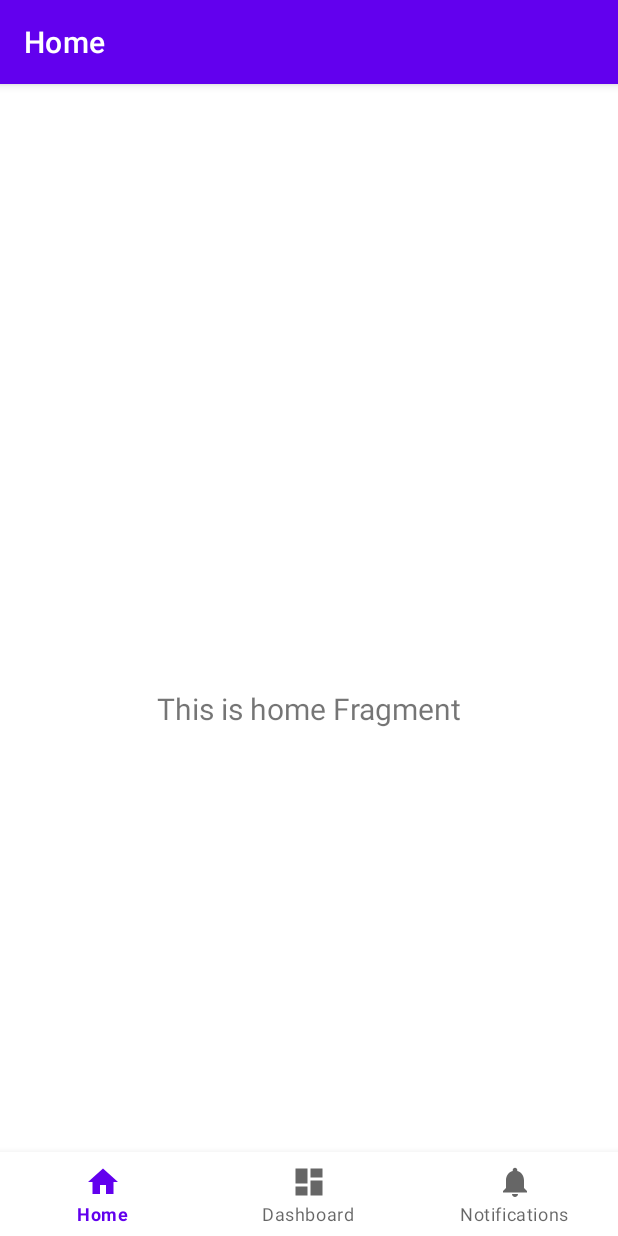
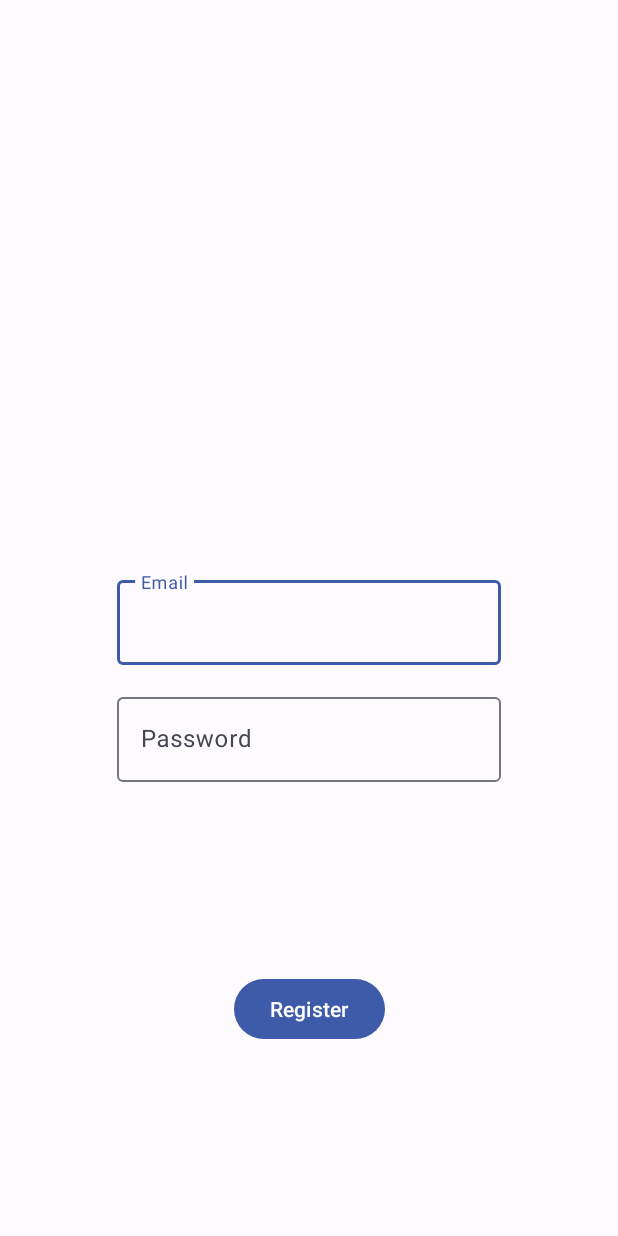
Before and after one commit to Zenin0/InmoMarket, an Android app: the screen it shows after launch (MainActivity before the commit, LoginActivity after it), on a phone screen of 412 x 824 dp. Run offline under Robolectric (Android 15) with nearby library versions, the phone set to English and light mode, and no system bars; our stand-ins replace Firebase (no records; nobody signed in at launch, a user with empty details on screens opened directly).

Commit message:
Register phase done

```diff
--- a/app/build.gradle.kts
+++ b/app/build.gradle.kts
@@ -52,6 +52,8 @@ dependencies {
     implementation(libs.firebase.firestore)
     implementation(libs.androidx.annotation)
     implementation(libs.firebase.ui.auth)
+    implementation(libs.androidx.activity)
+    implementation(libs.firebase.auth)
     testImplementation(libs.junit)
     androidTestImplementation(libs.androidx.junit)
     androidTestImplementation(libs.androidx.espresso.core)
--- a/app/src/main/java/com/isanz/inmomarket/InnmoMarket.kt
+++ b/app/src/main/java/com/isanz/inmomarket/InnmoMarket.kt
@@ -1,12 +1,20 @@
 package com.isanz.inmomarket
 
 import com.google.firebase.Firebase
+import com.google.firebase.auth.FirebaseAuth
+import com.google.firebase.auth.auth
 import com.google.firebase.firestore.FirebaseFirestore
 import com.google.firebase.firestore.firestore
 
 class InnmoMarket {
 
-    fun getDb(): FirebaseFirestore {
-        return Firebase.firestore
+    companion object {
+        fun getDb(): FirebaseFirestore {
+            return Firebase.firestore
+        }
+
+        fun getAuth(): FirebaseAuth {
+            return Firebase.auth
+        }
     }
 }
--- /dev/null
+++ b/app/src/main/res/layout/activity_login.xml
@@ -0,0 +1,60 @@
+<?xml version="1.0" encoding="utf-8"?>
+<androidx.constraintlayout.widget.ConstraintLayout xmlns:android="http://schemas.android.com/apk/res/android"
+    xmlns:app="http://schemas.android.com/apk/res-auto"
+    xmlns:tools="http://schemas.android.com/tools"
+    android:id="@+id/main"
+    android:layout_width="match_parent"
+    android:layout_height="match_parent"
+    tools:context=".LoginActivity">
+
+    <com.google.android.material.textfield.TextInputLayout
+        android:id="@+id/tilEmail"
+        android:layout_width="256dp"
+        android:layout_height="wrap_content"
+        android:layout_margin="@dimen/common_margin"
+        app:layout_constraintBottom_toBottomOf="parent"
+        app:layout_constraintEnd_toEndOf="parent"
+        app:layout_constraintStart_toStartOf="parent"
+        app:layout_constraintTop_toTopOf="parent">
+
+        <com.google.android.material.textfield.TextInputEditText
+            android:id="@+id/tieEmail"
+            android:layout_width="match_parent"
+            android:layout_height="match_parent"
+            android:hint="@string/prompt_email"
+            android:inputType="textEmailAddress" />
+
+    </com.google.android.material.textfield.TextInputLayout>
+
+
+    <com.google.android.material.textfield.TextInputLayout
+        android:id="@+id/tilPassword"
+        android:layout_width="256dp"
+        android:layout_height="wrap_content"
+        android:layout_margin="@dimen/common_margin"
+        app:layout_constraintEnd_toEndOf="parent"
+        app:layout_constraintStart_toStartOf="parent"
+        app:layout_constraintTop_toBottomOf="@id/tilEmail">
+
+        <com.google.android.material.textfield.TextInputEditText
+            android:id="@+id/tiePassword"
+            android:layout_width="match_parent"
+            android:layout_height="match_parent"
+            android:hint="@string/prompt_password"
+            android:inputType="textPassword" />
+
+    </com.google.android.material.textfield.TextInputLayout>
+
+    <com.google.android.material.button.MaterialButton
+        android:id="@+id/btnRegister"
+        android:layout_width="wrap_content"
+        android:layout_height="wrap_content"
+        android:layout_margin="@dimen/common_margin"
+        android:text="@string/action_register"
+        app:layout_constraintBottom_toBottomOf="parent"
+        app:layout_constraintEnd_toEndOf="parent"
+        app:layout_constraintStart_toStartOf="parent"
+        app:layout_constraintTop_toBottomOf="@id/tilPassword" />
+
+
+</androidx.constraintlayout.widget.ConstraintLayout>
--- a/app/src/main/res/values-night/themes.xml
+++ b/app/src/main/res/values-night/themes.xml
@@ -1,16 +1,31 @@
-<resources xmlns:tools="http://schemas.android.com/tools">
-    <!-- Base application theme. -->
-    <style name="Theme.InmoMarket" parent="Theme.MaterialComponents.DayNight.DarkActionBar">
-        <!-- Primary brand color. -->
-        <item name="colorPrimary">@color/purple_200</item>
-        <item name="colorPrimaryVariant">@color/purple_700</item>
-        <item name="colorOnPrimary">@color/black</item>
-        <!-- Secondary brand color. -->
-        <item name="colorSecondary">@color/teal_200</item>
-        <item name="colorSecondaryVariant">@color/teal_200</item>
-        <item name="colorOnSecondary">@color/black</item>
-        <!-- Status bar color. -->
-        <item name="android:statusBarColor">?attr/colorPrimaryVariant</item>
-        <!-- Customize your theme here. -->
+
+<resources>
+    <style name="Theme.InmoMarket" parent="Theme.Material3.Dark.NoActionBar">
+        <item name="colorPrimary">@color/md_theme_dark_primary</item>
+        <item name="colorOnPrimary">@color/md_theme_dark_onPrimary</item>
+        <item name="colorPrimaryContainer">@color/md_theme_dark_primaryContainer</item>
+        <item name="colorOnPrimaryContainer">@color/md_theme_dark_onPrimaryContainer</item>
+        <item name="colorSecondary">@color/md_theme_dark_secondary</item>
+        <item name="colorOnSecondary">@color/md_theme_dark_onSecondary</item>
+        <item name="colorSecondaryContainer">@color/md_theme_dark_secondaryContainer</item>
+        <item name="colorOnSecondaryContainer">@color/md_theme_dark_onSecondaryContainer</item>
+        <item name="colorTertiary">@color/md_theme_dark_tertiary</item>
+        <item name="colorOnTertiary">@color/md_theme_dark_onTertiary</item>
+        <item name="colorTertiaryContainer">@color/md_theme_dark_tertiaryContainer</item>
+        <item name="colorOnTertiaryContainer">@color/md_theme_dark_onTertiaryContainer</item>
+        <item name="colorError">@color/md_theme_dark_error</item>
+        <item name="colorErrorContainer">@color/md_theme_dark_errorContainer</item>
+        <item name="colorOnError">@color/md_theme_dark_onError</item>
+        <item name="colorOnErrorContainer">@color/md_theme_dark_onErrorContainer</item>
+        <item name="android:colorBackground">@color/md_theme_dark_background</item>
+        <item name="colorOnBackground">@color/md_theme_dark_onBackground</item>
+        <item name="colorSurface">@color/md_theme_dark_surface</item>
+        <item name="colorOnSurface">@color/md_theme_dark_onSurface</item>
+        <item name="colorSurfaceVariant">@color/md_theme_dark_surfaceVariant</item>
+        <item name="colorOnSurfaceVariant">@color/md_theme_dark_onSurfaceVariant</item>
+        <item name="colorOutline">@color/md_theme_dark_outline</item>
+        <item name="colorOnSurfaceInverse">@color/md_theme_dark_inverseOnSurface</item>
+        <item name="colorSurfaceInverse">@color/md_theme_dark_inverseSurface</item>
+        <item name="colorPrimaryInverse">@color/md_theme_dark_inversePrimary</item>
     </style>
 </resources>
--- a/app/src/main/res/values/colors.xml
+++ b/app/src/main/res/values/colors.xml
@@ -1,10 +1,64 @@
-<?xml version="1.0" encoding="utf-8"?>
+
 <resources>
-    <color name="purple_200">#FFBB86FC</color>
-    <color name="purple_500">#FF6200EE</color>
-    <color name="purple_700">#FF3700B3</color>
-    <color name="teal_200">#FF03DAC5</color>
-    <color name="teal_700">#FF018786</color>
-    <color name="black">#FF000000</color>
-    <color name="white">#FFFFFFFF</color>
+    <color name="seed">#001646</color>
+    <color name="md_theme_light_primary">#3D5BA9</color>
+    <color name="md_theme_light_onPrimary">#FFFFFF</color>
+    <color name="md_theme_light_primaryContainer">#DBE1FF</color>
+    <color name="md_theme_light_onPrimaryContainer">#00184A</color>
+    <color name="md_theme_light_secondary">#585E72</color>
+    <color name="md_theme_light_onSecondary">#FFFFFF</color>
+    <color name="md_theme_light_secondaryContainer">#DDE1F9</color>
+    <color name="md_theme_light_onSecondaryContainer">#151B2C</color>
+    <color name="md_theme_light_tertiary">#735471</color>
+    <color name="md_theme_light_onTertiary">#FFFFFF</color>
+    <color name="md_theme_light_tertiaryContainer">#FFD6F8</color>
+    <color name="md_theme_light_onTertiaryContainer">#2B122B</color>
+    <color name="md_theme_light_error">#BA1A1A</color>
+    <color name="md_theme_light_errorContainer">#FFDAD6</color>
+    <color name="md_theme_light_onError">#FFFFFF</color>
+    <color name="md_theme_light_onErrorContainer">#410002</color>
+    <color name="md_theme_light_background">#FEFBFF</color>
+    <color name="md_theme_light_onBackground">#1B1B1F</color>
+    <color name="md_theme_light_surface">#FEFBFF</color>
+    <color name="md_theme_light_onSurface">#1B1B1F</color>
+    <color name="md_theme_light_surfaceVariant">#E2E2EC</color>
+    <color name="md_theme_light_onSurfaceVariant">#45464F</color>
+    <color name="md_theme_light_outline">#757680</color>
+    <color name="md_theme_light_inverseOnSurface">#F2F0F4</color>
+    <color name="md_theme_light_inverseSurface">#303034</color>
+    <color name="md_theme_light_inversePrimary">#B3C5FF</color>
+    <color name="md_theme_light_shadow">#000000</color>
+    <color name="md_theme_light_surfaceTint">#3D5BA9</color>
+    <color name="md_theme_light_outlineVariant">#C5C6D0</color>
+    <color name="md_theme_light_scrim">#000000</color>
+    <color name="md_theme_dark_primary">#B3C5FF</color>
+    <color name="md_theme_dark_onPrimary">#002A76</color>
+    <color name="md_theme_dark_primaryContainer">#214290</color>
+    <color name="md_theme_dark_onPrimaryContainer">#DBE1FF</color>
+    <color name="md_theme_dark_secondary">#C1C6DD</color>
+    <color name="md_theme_dark_onSecondary">#2A3042</color>
+    <color name="md_theme_dark_secondaryContainer">#414659</color>
+    <color name="md_theme_dark_onSecondaryContainer">#DDE1F9</color>
+    <color name="md_theme_dark_tertiary">#E1BBDC</color>
+    <color name="md_theme_dark_onTertiary">#422741</color>
+    <color name="md_theme_dark_tertiaryContainer">#5A3D58</color>
+    <color name="md_theme_dark_onTertiaryContainer">#FFD6F8</color>
+    <color name="md_theme_dark_error">#FFB4AB</color>
+    <color name="md_theme_dark_errorContainer">#93000A</color>
+    <color name="md_theme_dark_onError">#690005</color>
+    <color name="md_theme_dark_onErrorContainer">#FFDAD6</color>
+    <color name="md_theme_dark_background">#1B1B1F</color>
+    <color name="md_theme_dark_onBackground">#E4E2E6</color>
+    <color name="md_theme_dark_surface">#1B1B1F</color>
+    <color name="md_theme_dark_onSurface">#E4E2E6</color>
+    <color name="md_theme_dark_surfaceVariant">#45464F</color>
+    <color name="md_theme_dark_onSurfaceVariant">#C5C6D0</color>
+    <color name="md_theme_dark_outline">#8F909A</color>
+    <color name="md_theme_dark_inverseOnSurface">#1B1B1F</color>
+    <color name="md_theme_dark_inverseSurface">#E4E2E6</color>
+    <color name="md_theme_dark_inversePrimary">#3D5BA9</color>
+    <color name="md_theme_dark_shadow">#000000</color>
+    <color name="md_theme_dark_surfaceTint">#B3C5FF</color>
+    <color name="md_theme_dark_outlineVariant">#45464F</color>
+    <color name="md_theme_dark_scrim">#000000</color>
 </resources>
--- a/app/src/main/res/values/dimens.xml
+++ b/app/src/main/res/values/dimens.xml
@@ -2,4 +2,6 @@
     <!-- Default screen margins, per the Android Design guidelines. -->
     <dimen name="activity_horizontal_margin">16dp</dimen>
     <dimen name="activity_vertical_margin">16dp</dimen>
+    <dimen name="common_margin">16dp</dimen>
+    <dimen name="common_padding">8dp</dimen>
 </resources>
--- a/app/src/main/res/values/strings.xml
+++ b/app/src/main/res/values/strings.xml
@@ -6,7 +6,7 @@
     <string name="title_activity_login">LoginActivity</string>
     <string name="prompt_email">Email</string>
     <string name="prompt_password">Password</string>
-    <string name="action_sign_in">Sign in or register</string>
+    <string name="action_register">Register</string>
     <string name="action_sign_in_short">Sign in</string>
     <string name="welcome">"Welcome !"</string>
     <string name="invalid_username">Not a valid username</string>
--- a/app/src/main/res/values/themes.xml
+++ b/app/src/main/res/values/themes.xml
@@ -1,16 +1,31 @@
-<resources xmlns:tools="http://schemas.android.com/tools">
-    <!-- Base application theme. -->
-    <style name="Theme.InmoMarket" parent="Theme.MaterialComponents.DayNight.DarkActionBar">
-        <!-- Primary brand color. -->
-        <item name="colorPrimary">@color/purple_500</item>
-        <item name="colorPrimaryVariant">@color/purple_700</item>
-        <item name="colorOnPrimary">@color/white</item>
-        <!-- Secondary brand color. -->
-        <item name="colorSecondary">@color/teal_200</item>
-        <item name="colorSecondaryVariant">@color/teal_700</item>
-        <item name="colorOnSecondary">@color/black</item>
-        <!-- Status bar color. -->
-        <item name="android:statusBarColor">?attr/colorPrimaryVariant</item>
-        <!-- Customize your theme here. -->
+
+<resources>
+    <style name="Theme.InmoMarket" parent="Theme.Material3.Light.NoActionBar">
+        <item name="colorPrimary">@color/md_theme_light_primary</item>
+        <item name="colorOnPrimary">@color/md_theme_light_onPrimary</item>
+        <item name="colorPrimaryContainer">@color/md_theme_light_primaryContainer</item>
+        <item name="colorOnPrimaryContainer">@color/md_theme_light_onPrimaryContainer</item>
+        <item name="colorSecondary">@color/md_theme_light_secondary</item>
+        <item name="colorOnSecondary">@color/md_theme_light_onSecondary</item>
+        <item name="colorSecondaryContainer">@color/md_theme_light_secondaryContainer</item>
+        <item name="colorOnSecondaryContainer">@color/md_theme_light_onSecondaryContainer</item>
+        <item name="colorTertiary">@color/md_theme_light_tertiary</item>
+        <item name="colorOnTertiary">@color/md_theme_light_onTertiary</item>
+        <item name="colorTertiaryContainer">@color/md_theme_light_tertiaryContainer</item>
+        <item name="colorOnTertiaryContainer">@color/md_theme_light_onTertiaryContainer</item>
+        <item name="colorError">@color/md_theme_light_error</item>
+        <item name="colorErrorContainer">@color/md_theme_light_errorContainer</item>
+        <item name="colorOnError">@color/md_theme_light_onError</item>
+        <item name="colorOnErrorContainer">@color/md_theme_light_onErrorContainer</item>
+        <item name="android:colorBackground">@color/md_theme_light_background</item>
+        <item name="colorOnBackground">@color/md_theme_light_onBackground</item>
+        <item name="colorSurface">@color/md_theme_light_surface</item>
+        <item name="colorOnSurface">@color/md_theme_light_onSurface</item>
+        <item name="colorSurfaceVariant">@color/md_theme_light_surfaceVariant</item>
+        <item name="colorOnSurfaceVariant">@color/md_theme_light_onSurfaceVariant</item>
+        <item name="colorOutline">@color/md_theme_light_outline</item>
+        <item name="colorOnSurfaceInverse">@color/md_theme_light_inverseOnSurface</item>
+        <item name="colorSurfaceInverse">@color/md_theme_light_inverseSurface</item>
+        <item name="colorPrimaryInverse">@color/md_theme_light_inversePrimary</item>
     </style>
 </resources>
--- a/gradle/libs.versions.toml
+++ b/gradle/libs.versions.toml
@@ -16,6 +16,8 @@ googleServices = "4.4.1"
 firebaseFirestore = "24.11.0"
 annotation = "1.7.1"
 firebaseUiAuth = "8.0.2"
+activity = "1.8.0"
+firebaseAuth = "22.3.1"
 
 [libraries]
 androidx-core-ktx = { group = "androidx.core", name = "core-ktx", version.ref = "coreKtx" }
@@ -33,6 +35,8 @@ google-services = { group = "com.google.gms", name = "google-services", version.
 firebase-firestore = { group = "com.google.firebase", name = "firebase-firestore", version.ref = "firebaseFirestore" }
 androidx-annotation = { group = "androidx.annotation", name = "annotation", version.ref = "annotation" }
 firebase-ui-auth = { group = "com.firebaseui", name = "firebase-ui-auth", version.ref = "firebaseUiAuth" }
+androidx-activity = { group = "androidx.activity", name = "activity", version.ref = "activity" }
+firebase-auth = { group = "com.google.firebase", name = "firebase-auth", version.ref = "firebaseAuth" }
 
 [plugins]
 androidApplication = { id = "com.android.application", version.ref = "agp" }
```
Also changed, not shown: app/src/main/AndroidManifest.xml (+10 -3 lines), app/src/main/java/com/isanz/inmomarket/LoginActivity.kt (added, +122 -0 lines).
